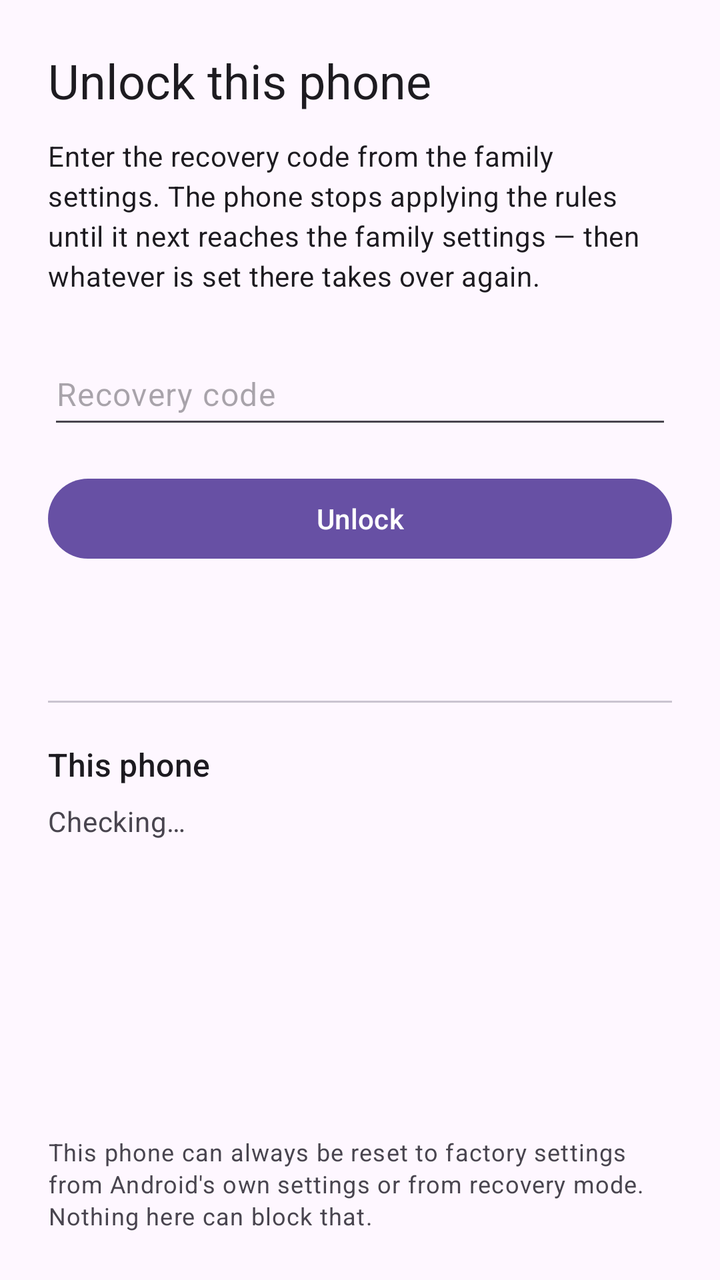
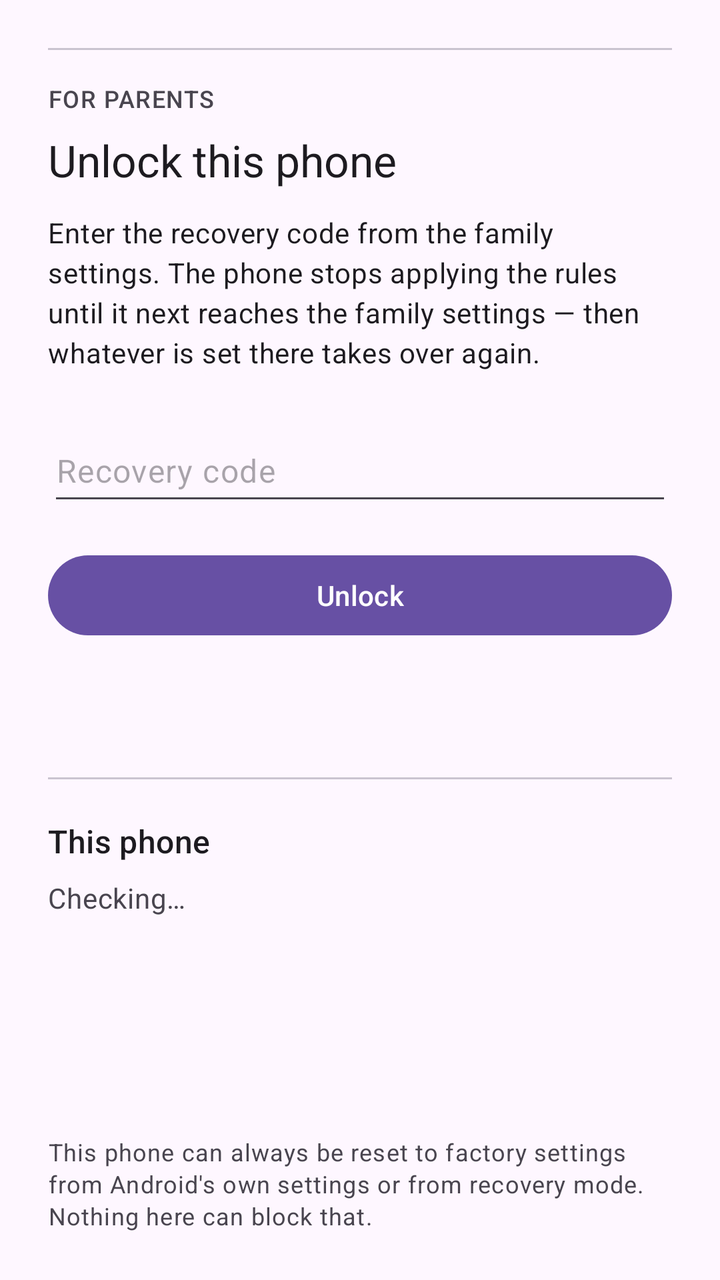

Compare the two renders of this Android layout. The source of the first and the diff that turns it into the second are given below.
<!-- AndroidManifest.xml: activity theme Theme.FamilyGuard -->
<!-- res/layout/activity_recovery.xml -->
<?xml version="1.0" encoding="utf-8"?>
<ScrollView xmlns:android="http://schemas.android.com/apk/res/android"
    android:layout_width="match_parent"
    android:layout_height="match_parent"
    android:fillViewport="true"
    android:scrollbars="none">

    <LinearLayout
        android:layout_width="match_parent"
        android:layout_height="wrap_content"
        android:orientation="vertical"
        android:padding="24dp">

        
        <LinearLayout
            android:id="@+id/today_group"
            android:layout_width="match_parent"
            android:layout_height="wrap_content"
            android:layout_marginBottom="28dp"
            android:orientation="vertical"
            android:visibility="gone">

            <TextView
                android:id="@+id/today_heading"
                android:layout_width="match_parent"
                android:layout_height="wrap_content"
                android:text="@string/today_heading"
                android:textAppearance="?attr/textAppearanceHeadlineSmall" />

            
            <TextView
                android:id="@+id/today_alarm"
                android:layout_width="match_parent"
                android:layout_height="wrap_content"
                android:layout_marginTop="8dp"
                android:textAppearance="?attr/textAppearanceTitleMedium"
                android:visibility="gone" />

            
            <TextView
                android:id="@+id/today_agenda"
                android:layout_width="match_parent"
                android:layout_height="wrap_content"
                android:layout_marginTop="8dp"
                android:lineSpacingExtra="4dp"
                android:textAppearance="?attr/textAppearanceBodyLarge"
                android:visibility="gone" />

            <TextView
                android:id="@+id/today_summary"
                android:layout_width="match_parent"
                android:layout_height="wrap_content"
                android:layout_marginTop="8dp"
                android:textAppearance="?attr/textAppearanceBodyLarge" />

            <TextView
                android:id="@+id/today_why"
                android:layout_width="match_parent"
                android:layout_height="wrap_content"
                android:layout_marginTop="8dp"
                android:textAppearance="?attr/textAppearanceBodyMedium"
                android:textColor="?attr/colorError"
                android:visibility="gone" />

            
            <TextView
                android:id="@+id/today_earned"
                android:layout_width="match_parent"
                android:layout_height="wrap_content"
                android:layout_marginTop="12dp"
                android:textAppearance="?attr/textAppearanceTitleMedium"
                android:textColor="@color/earned_gold"
                android:visibility="gone" />

            <LinearLayout
                android:id="@+id/today_plan"
                android:layout_width="match_parent"
                android:layout_height="wrap_content"
                android:layout_marginTop="12dp"
                android:orientation="vertical"
                android:visibility="gone" />

            <TextView
                android:id="@+id/today_plan_status"
                android:layout_width="match_parent"
                android:layout_height="wrap_content"
                android:layout_marginTop="8dp"
                android:textAppearance="?attr/textAppearanceBodyMedium"
                android:textColor="?attr/colorError"
                android:visibility="gone" />

            <LinearLayout
                android:id="@+id/today_apps"
                android:layout_width="match_parent"
                android:layout_height="wrap_content"
                android:orientation="vertical" />
        </LinearLayout>

        <TextView
            android:id="@+id/recovery_title"
            android:layout_width="match_parent"
            android:layout_height="wrap_content"
            android:text="@string/recovery_title"
            android:textAppearance="?attr/textAppearanceHeadlineSmall" />

        <TextView
            android:id="@+id/recovery_explanation"
            android:layout_width="match_parent"
            android:layout_height="wrap_content"
            android:layout_marginTop="12dp"
            android:text="@string/recovery_explanation"
            android:textAppearance="?attr/textAppearanceBodyMedium" />

        
        <EditText
            android:id="@+id/recovery_code"
            android:layout_width="match_parent"
            android:layout_height="wrap_content"
            android:layout_marginTop="24dp"
            android:minHeight="48dp"
            android:hint="@string/recovery_code_hint"
            android:importantForAutofill="no"
            android:imeOptions="actionDone"
            android:inputType="textCapCharacters|textNoSuggestions|textVisiblePassword"
            android:maxLines="1"
            android:textAppearance="?attr/textAppearanceBodyLarge" />

        <Button
            android:id="@+id/recovery_submit"
            android:layout_width="match_parent"
            android:layout_height="wrap_content"
            android:layout_marginTop="16dp"
            android:minHeight="48dp"
            android:text="@string/recovery_submit" />

        
        <TextView
            android:id="@+id/recovery_status"
            android:layout_width="match_parent"
            android:layout_height="wrap_content"
            android:layout_marginTop="20dp"
            android:textAppearance="?attr/textAppearanceBodyMedium"
            android:textIsSelectable="true" />

        
        <LinearLayout
            android:id="@+id/relink_group"
            android:layout_width="match_parent"
            android:layout_height="wrap_content"
            android:layout_marginTop="28dp"
            android:orientation="vertical"
            android:visibility="gone">

            <TextView
                android:layout_width="match_parent"
                android:layout_height="wrap_content"
                android:text="@string/relink_heading"
                android:textAppearance="?attr/textAppearanceTitleMedium" />

            <TextView
                android:id="@+id/relink_explain"
                android:layout_width="match_parent"
                android:layout_height="wrap_content"
                android:layout_marginTop="8dp"
                android:text="@string/unlinked_text"
                android:textAppearance="?attr/textAppearanceBodyMedium" />

            
            <EditText
                android:id="@+id/relink_code"
                android:layout_width="match_parent"
                android:layout_height="wrap_content"
                android:layout_marginTop="16dp"
                android:minHeight="48dp"
                android:hint="@string/relink_hint"
                android:importantForAutofill="no"
                android:imeOptions="actionDone"
                android:inputType="textNoSuggestions|textVisiblePassword"
                android:maxLines="1"
                android:textAppearance="?attr/textAppearanceBodyLarge" />

            <Button
                android:id="@+id/relink_submit"
                android:layout_width="match_parent"
                android:layout_height="wrap_content"
                android:layout_marginTop="16dp"
                android:minHeight="48dp"
                android:text="@string/relink_submit" />

            <TextView
                android:id="@+id/relink_status"
                android:layout_width="match_parent"
                android:layout_height="wrap_content"
                android:layout_marginTop="20dp"
                android:textAppearance="?attr/textAppearanceBodyMedium"
                android:textIsSelectable="true" />
        </LinearLayout>

        
        <View
            android:id="@+id/status_divider"
            android:layout_width="match_parent"
            android:layout_height="1dp"
            android:layout_marginTop="28dp"
            android:background="?attr/colorOutlineVariant"
            android:importantForAccessibility="no" />

        <TextView
            android:id="@+id/status_heading"
            android:layout_width="match_parent"
            android:layout_height="wrap_content"
            android:layout_marginTop="20dp"
            android:text="@string/status_heading"
            android:textAppearance="?attr/textAppearanceTitleMedium" />

        <TextView
            android:id="@+id/status_loading"
            android:layout_width="match_parent"
            android:layout_height="wrap_content"
            android:layout_marginTop="8dp"
            android:text="@string/status_loading"
            android:textAppearance="?attr/textAppearanceBodyMedium"
            android:textColor="?attr/colorOnSurfaceVariant" />

        <LinearLayout
            android:id="@+id/status_lines"
            android:layout_width="match_parent"
            android:layout_height="wrap_content"
            android:orientation="vertical" />

        
        <Space
            android:layout_width="match_parent"
            android:layout_height="0dp"
            android:layout_weight="1" />

        <TextView
            android:id="@+id/recovery_footer"
            android:layout_width="match_parent"
            android:layout_height="wrap_content"
            android:layout_marginTop="32dp"
            android:text="@string/recovery_footer"
            android:textAppearance="?attr/textAppearanceBodySmall"
            android:textColor="?attr/colorOnSurfaceVariant" />

    </LinearLayout>

</ScrollView>
<!-- resources referenced by this layout -->
<resources>
  <color name="earned_gold">#8A6100</color>
  <string name="recovery_code_hint">Recovery code</string>
  <string name="recovery_explanation">Enter the recovery code from the family settings. The phone
          stops applying the rules until it next reaches the family settings — then whatever is set
          there takes over again.</string>
  <string name="recovery_footer">This phone can always be reset to factory settings from Android\'s
          own settings or from recovery mode. Nothing here can block that.</string>
  <string name="recovery_submit">Unlock</string>
  <string name="recovery_title">Unlock this phone</string>
  <string name="relink_heading">Link this phone again</string>
  <string name="relink_hint">Setup code from the console</string>
  <string name="relink_submit">Link this phone</string>
  <string name="status_heading">This phone</string>
  <string name="status_loading">Checking…</string>
  <string name="today_heading">Today</string>
  <string name="unlinked_text">Family Guard cannot report to the family console any more, because the setup code it uses was replaced. Open the console, choose this phone, tap Replace phone, and enter the setup code here. Nothing on the phone needs to be reset.</string>
  <style name="Theme.FamilyGuard" parent="Theme.Material3.DayNight.NoActionBar" />
</resources>

<!-- the commit's change to res/layout/activity_recovery.xml (unified diff, before → after) -->
@@ -52,6 +52,15 @@
                 android:layout_height="wrap_content"
                 android:layout_marginTop="8dp"
                 android:textAppearance="?attr/textAppearanceBodyLarge" />
+            
+            <ProgressBar
+                android:id="@+id/today_meter"
+                style="?android:attr/progressBarStyleHorizontal"
+                android:layout_width="match_parent"
+                android:layout_height="wrap_content"
+                android:layout_marginTop="6dp"
+                android:importantForAccessibility="no"
+                android:visibility="gone" />
 
             <TextView
                 android:id="@+id/today_why"
@@ -96,12 +105,28 @@
                 android:orientation="vertical" />
         </LinearLayout>
 
+        
+        <View
+            android:layout_width="match_parent"
+            android:layout_height="1dp"
+            android:background="?attr/colorOutlineVariant"
+            android:importantForAccessibility="no" />
+        <TextView
+            android:id="@+id/parent_section"
+            android:layout_width="match_parent"
+            android:layout_height="wrap_content"
+            android:layout_marginTop="16dp"
+            android:layout_marginBottom="8dp"
+            android:text="@string/parent_section"
+            android:textAllCaps="true"
+            android:textAppearance="?attr/textAppearanceLabelMedium"
+            android:textColor="?attr/colorOnSurfaceVariant" />
         <TextView
             android:id="@+id/recovery_title"
             android:layout_width="match_parent"
             android:layout_height="wrap_content"
             android:text="@string/recovery_title"
-            android:textAppearance="?attr/textAppearanceHeadlineSmall" />
+            android:textAppearance="?attr/textAppearanceTitleLarge" />
 
         <TextView
             android:id="@+id/recovery_explanation"
@@ -147,15 +172,26 @@
             android:id="@+id/relink_group"
             android:layout_width="match_parent"
             android:layout_height="wrap_content"
-            android:layout_marginTop="28dp"
+            android:layout_marginTop="16dp"
             android:orientation="vertical"
             android:visibility="gone">
 
-            <TextView
-                android:layout_width="match_parent"
-                android:layout_height="wrap_content"
-                android:text="@string/relink_heading"
-                android:textAppearance="?attr/textAppearanceTitleMedium" />
+            
+            <Button
+                android:id="@+id/relink_toggle"
+                style="@style/Widget.Material3.Button.TextButton"
+                android:layout_width="wrap_content"
+                android:layout_height="wrap_content"
+                android:minHeight="48dp"
+                android:paddingStart="0dp"
+                android:paddingEnd="8dp"
+                android:text="@string/relink_heading" />
+            <LinearLayout
+                android:id="@+id/relink_body"
+                android:layout_width="match_parent"
+                android:layout_height="wrap_content"
+                android:orientation="vertical"
+                android:visibility="gone">
 
             <TextView
                 android:id="@+id/relink_explain"
@@ -194,6 +230,7 @@
                 android:layout_marginTop="20dp"
                 android:textAppearance="?attr/textAppearanceBodyMedium"
                 android:textIsSelectable="true" />
+            </LinearLayout>
         </LinearLayout>
 
         
<!-- resource entries referenced after the edit -->
@@ -1,6 +1,7 @@
 <!-- resources referenced by this layout -->
 <resources>
   <color name="earned_gold">#8A6100</color>
+  <string name="parent_section">For parents</string>
   <string name="recovery_code_hint">Recovery code</string>
   <string name="recovery_explanation">Enter the recovery code from the family settings. The phone
           stops applying the rules until it next reaches the family settings — then whatever is set
